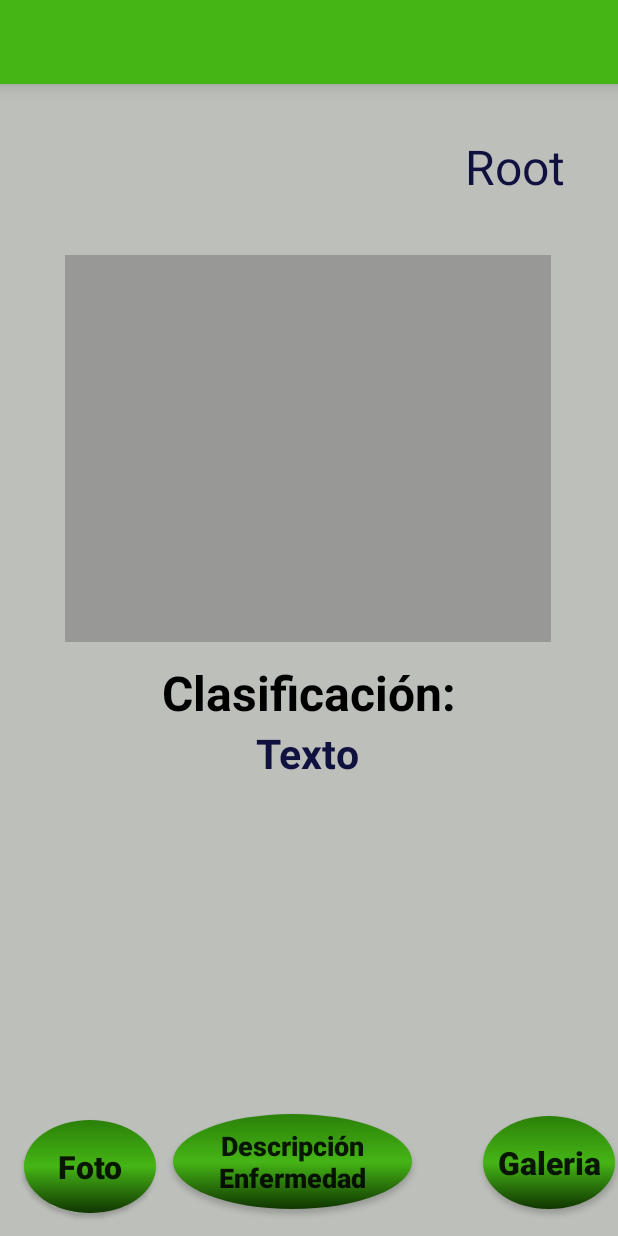
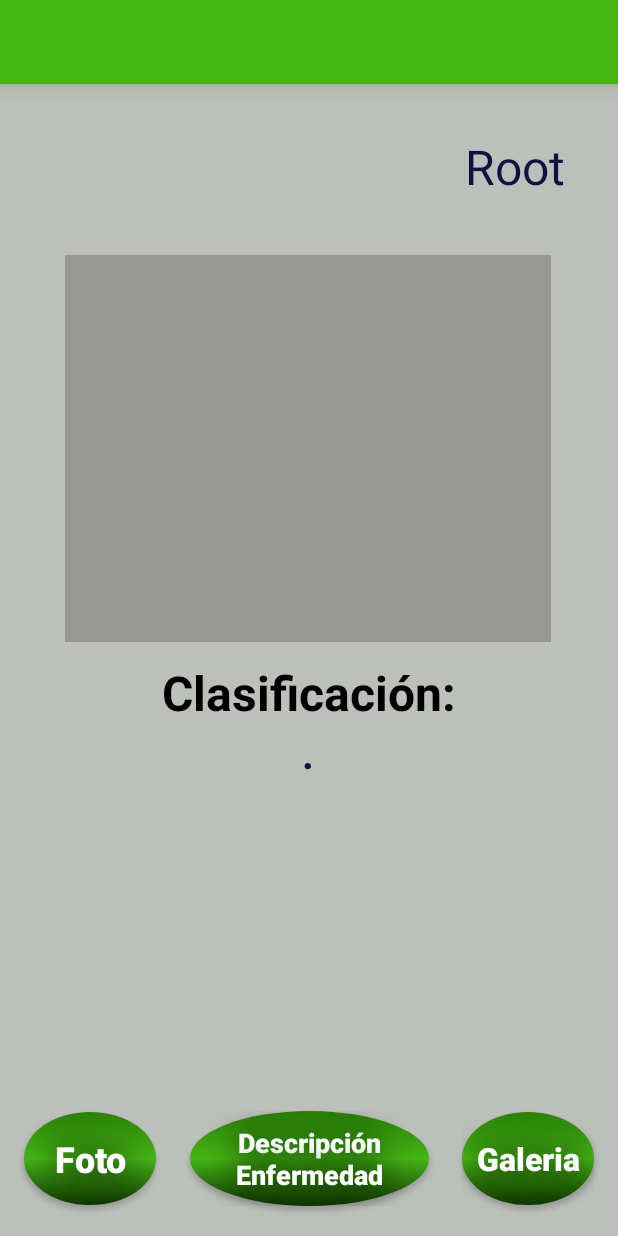
Before and after one commit to RaygozaZamudioRafael/proyectoModular, an Android app: the layout activity_main.xml on its own in the app's theme, with its tools: preview values and no code run, on a phone screen of 412 x 824 dp. Run offline under Robolectric (Android 15) with nearby library versions, the phone set to English and light mode, and no system bars.

Commit message:
Interfaz fondo y colores

```diff
--- a/DetectorEnfermedadesdelTomateApp/app/src/main/res/layout/activity_main.xml
+++ b/DetectorEnfermedadesdelTomateApp/app/src/main/res/layout/activity_main.xml
@@ -48,16 +48,18 @@
         android:layout_alignParentBottom="true"
         android:layout_centerInParent="true"
         android:background="@drawable/custom_button"
+        android:shadowColor="#000000"
+        android:shadowRadius="25"
         android:text="Descripción Enfermedad"
         android:textAllCaps="false"
+        android:textColor="@color/TEXTO_PRINCIPAL_INVERSO"
         android:textSize="18sp"
         android:textStyle="bold"
         app:layout_constraintBottom_toBottomOf="parent"
         app:layout_constraintEnd_toEndOf="parent"
-        app:layout_constraintHorizontal_bias="0.456"
         app:layout_constraintStart_toStartOf="parent"
         app:layout_constraintTop_toTopOf="parent"
-        app:layout_constraintVertical_bias="0.976" />
+        app:layout_constraintVertical_bias="0.974" />
 
     <Button
         android:id="@+id/ma_Foto"
@@ -67,16 +69,19 @@
         android:layout_alignParentBottom="true"
         android:layout_centerInParent="true"
         android:background="@drawable/custom_button"
+        android:shadowColor="#000000"
+        android:shadowRadius="25"
         android:text="Foto"
         android:textAllCaps="false"
-        android:textSize="21sp"
+        android:textColor="@color/TEXTO_PRINCIPAL_INVERSO"
+        android:textSize="24sp"
         android:textStyle="bold"
         app:layout_constraintBottom_toBottomOf="parent"
         app:layout_constraintEnd_toEndOf="parent"
-        app:layout_constraintHorizontal_bias="0.05"
+        app:layout_constraintHorizontal_bias="0.049"
         app:layout_constraintStart_toStartOf="parent"
         app:layout_constraintTop_toTopOf="parent"
-        app:layout_constraintVertical_bias="0.98" />
+        app:layout_constraintVertical_bias="0.973" />
 
     <Button
         android:id="@+id/ma_Galeria"
@@ -90,12 +95,15 @@
         android:textAllCaps="false"
         android:textSize="21sp"
         android:textStyle="bold"
+        android:textColor="@color/TEXTO_PRINCIPAL_INVERSO"
+        android:shadowColor="#000000"
+        android:shadowRadius="25"
         app:layout_constraintBottom_toBottomOf="parent"
         app:layout_constraintEnd_toEndOf="parent"
-        app:layout_constraintHorizontal_bias="0.993"
+        app:layout_constraintHorizontal_bias="0.95"
         app:layout_constraintStart_toStartOf="parent"
         app:layout_constraintTop_toTopOf="parent"
-        app:layout_constraintVertical_bias="0.976" />
+        app:layout_constraintVertical_bias="0.973" />
 
     <ImageView
         android:id="@+id/ma_Imagen"
@@ -134,7 +142,7 @@
         android:layout_height="wrap_content"
         android:layout_below="@+id/classified"
         android:layout_centerHorizontal="true"
-        android:text="Texto"
+        android:text="."
         android:textColor="@color/TEXTO_SECUNDARIO"
         android:textSize="27sp"
         android:textStyle="bold"
```
Also changed, not shown: DetectorEnfermedadesdelTomateApp/app/src/main/res/layout/activity_descripcion_enfermedad.xml (+14 -11 lines), 3 other files.
